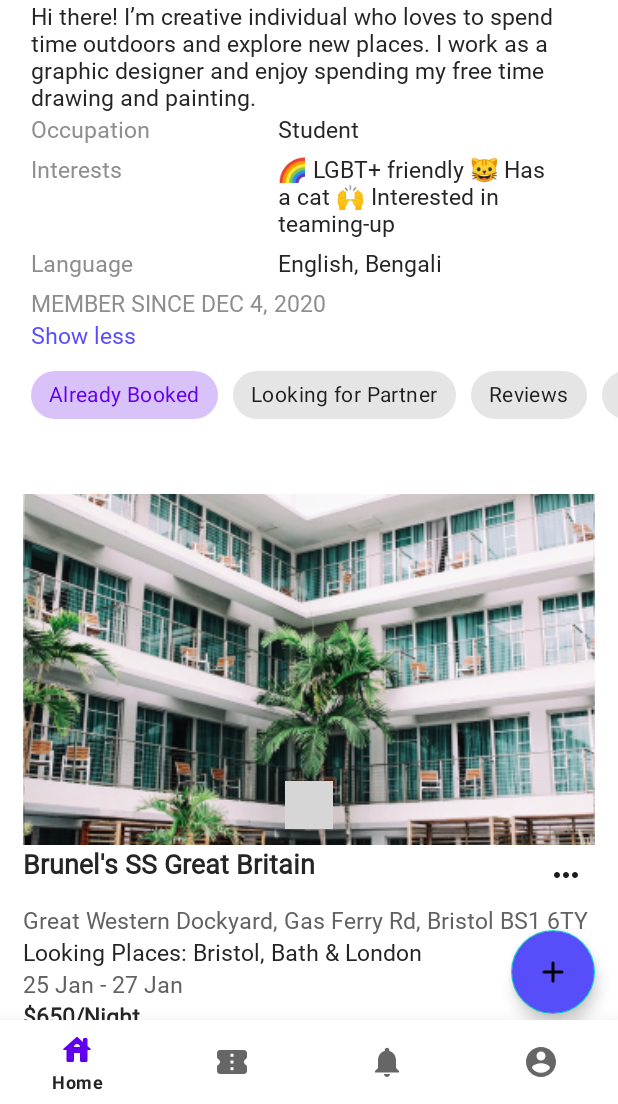
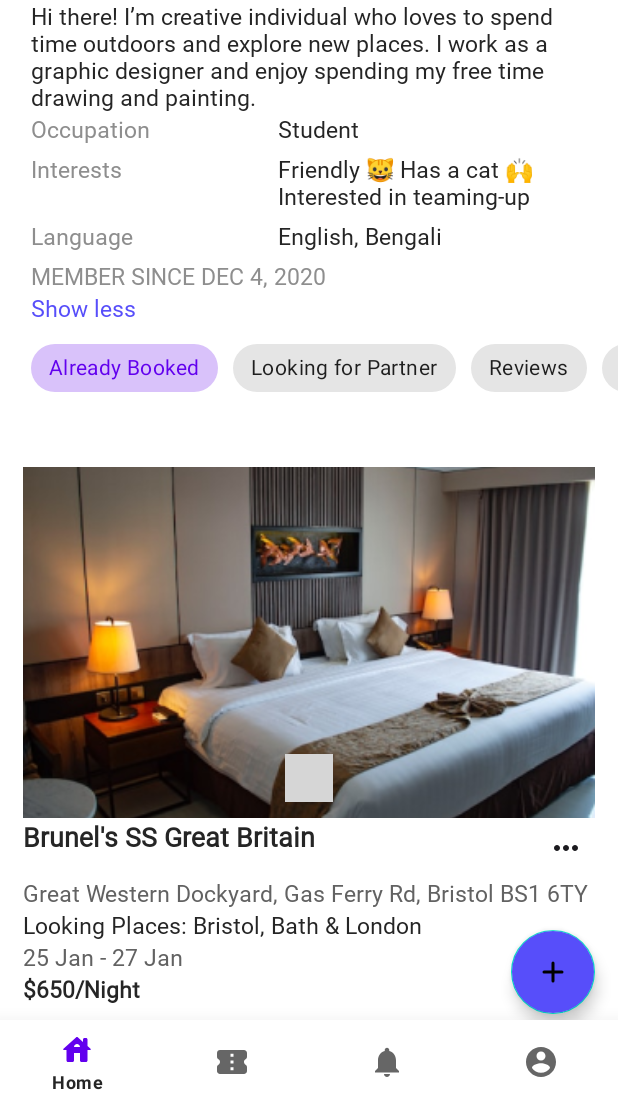
Before and after one commit to abdulhamidrpn/Totel-Hotel, an Android app: the ProfileGuestFragment screen opened through its navigation route, on a phone screen of 412 x 824 dp, the part 132-1236 px from its top. Run offline under Robolectric (Android 15) with nearby library versions, the phone set to English and light mode, and no system bars; our stand-ins replace CircleImageView, data binding, navigation-ui, sdp/ssp sizes; plain views replace DotsIndicator; pictures from the network do not load; 3 statements that could not run were skipped; grey boxes are pictures that could not be loaded.

Commit message:
Updated Screens

```diff
--- a/app/src/main/java/com/rpn/totel/adapters/HomeAdapter.kt
+++ b/app/src/main/java/com/rpn/totel/adapters/HomeAdapter.kt
@@ -75,7 +75,7 @@ class HomeAdapter : RecyclerView.Adapter<HomeAdapter.ViewHolder>() {
         fun init() {
             binding as ItemHomeBinding
             val adapter = ImageAdapter()
-            adapter.updateDataSet(Constants.demoItemList)
+            adapter.updateDataSet(Constants.demoItemList.shuffled())
             adapter.itemClickListener = object : ItemClickListenerSingle<Item> {
                 override fun onItemClick(view: View, position: Int, item: Item) {
 
--- a/app/src/main/java/com/rpn/totel/adapters/secondary/AlreadyBookedAdapter.kt
+++ b/app/src/main/java/com/rpn/totel/adapters/secondary/AlreadyBookedAdapter.kt
@@ -71,7 +71,7 @@ class AlreadyBookedAdapter : RecyclerView.Adapter<AlreadyBookedAdapter.ViewHolde
         fun init() {
             binding as ItemAlreadyBookedBinding
             val adapter = ImageAdapter()
-            adapter.updateDataSet(Constants.demoItemList)
+            adapter.updateDataSet(Constants.demoItemList.shuffled())
             adapter.itemClickListener = object : ItemClickListenerSingle<Item> {
                 override fun onItemClick(view: View, position: Int, item: Item) {
 
--- a/app/src/main/java/com/rpn/totel/adapters/secondary/PartnerAdapter.kt
+++ b/app/src/main/java/com/rpn/totel/adapters/secondary/PartnerAdapter.kt
@@ -71,7 +71,7 @@ class PartnerAdapter : RecyclerView.Adapter<PartnerAdapter.ViewHolder>() {
         fun init() {
             binding as ItemPartnerBinding
             val adapter = ImageAdapter()
-            adapter.updateDataSet(Constants.demoProfileList)
+            adapter.updateDataSet(Constants.demoProfileList.shuffled())
             adapter.itemClickListener = object : ItemClickListenerSingle<Item> {
                 override fun onItemClick(view: View, position: Int, item: Item) {
 
--- a/app/src/main/java/com/rpn/totel/ui/fragment/ProfileGuestFragment.kt
+++ b/app/src/main/java/com/rpn/totel/ui/fragment/ProfileGuestFragment.kt
@@ -77,7 +77,7 @@ class ProfileGuestFragment : BaseFragment() {
                 bottomSheetFragment.show(childFragmentManager, bottomSheetFragment.tag)
             }
         }
-        rvAdapter?.updateDataSet(Constants.demoItemList)
+        rvAdapter?.updateDataSet(Constants.demoItemList.shuffled())
         binding.list.list.apply {
             layoutManager =
                 LinearLayoutManager(requireContext(), LinearLayoutManager.VERTICAL, false)
@@ -128,7 +128,7 @@ class ProfileGuestFragment : BaseFragment() {
                 bottomSheetFragment.show(childFragmentManager, bottomSheetFragment.tag)
             }
         }
-        rvAdapter?.updateDataSet(Constants.demoProfileList)
+        rvAdapter?.updateDataSet(Constants.demoProfileList.shuffled())
         binding.list.list.apply {
             layoutManager =
                 LinearLayoutManager(requireContext(), LinearLayoutManager.VERTICAL, false)
--- a/app/src/main/java/com/rpn/totel/ui/fragment/extra/AddCardFragment.kt
+++ b/app/src/main/java/com/rpn/totel/ui/fragment/extra/AddCardFragment.kt
@@ -72,7 +72,7 @@ class AddCardFragment : BottomSheetDialogFragment() {
 
             }
         }
-        rvAdapter?.updateDataSet(Constants.demoItemList)
+        rvAdapter?.updateDataSet(Constants.demoItemList.shuffled())
         binding.list.list.apply {
             layoutManager =
                 LinearLayoutManager(requireContext(), LinearLayoutManager.VERTICAL, false)
--- a/app/src/main/java/com/rpn/totel/ui/fragment/secondary/DetailsBookedFragment.kt
+++ b/app/src/main/java/com/rpn/totel/ui/fragment/secondary/DetailsBookedFragment.kt
@@ -54,7 +54,7 @@ class DetailsBookedFragment : Fragment() {
     fun init() {
 
         val adapter = ImageAdapter()
-        adapter.updateDataSet(Constants.demoItemList)
+        adapter.updateDataSet(Constants.demoItemList.shuffled())
         adapter.itemClickListener = object : ItemClickListenerSingle<Item> {
             override fun onItemClick(view: View, position: Int, item: Item) {
 
--- a/app/src/main/java/com/rpn/totel/ui/fragment/secondary/booking/BookingPaidDetailsFragment.kt
+++ b/app/src/main/java/com/rpn/totel/ui/fragment/secondary/booking/BookingPaidDetailsFragment.kt
@@ -64,7 +64,7 @@ class BookingPaidDetailsFragment : BaseFragment() {
     fun init() {
 
         val adapter = ImageAdapter()
-        adapter.updateDataSet(Constants.demoItemList)
+        adapter.updateDataSet(Constants.demoItemList.shuffled())
         adapter.itemClickListener = object : ItemClickListenerSingle<Item> {
             override fun onItemClick(view: View, position: Int, item: Item) {
 
--- a/app/src/main/java/com/rpn/totel/ui/fragment/secondary/home/RoomDetailsFragment.kt
+++ b/app/src/main/java/com/rpn/totel/ui/fragment/secondary/home/RoomDetailsFragment.kt
@@ -63,7 +63,7 @@ class RoomDetailsFragment : Fragment() {
 
     fun init() {
 
-        rvAdapterYouMayLike?.updateDataSet(Constants.demoItemList)
+        rvAdapterYouMayLike?.updateDataSet(Constants.demoItemList.shuffled())
         binding.listRoom.list.apply {
             layoutManager =
                 LinearLayoutManager(requireContext(), LinearLayoutManager.VERTICAL, false)
--- a/app/src/main/java/com/rpn/totel/ui/fragment/secondary/home/SelectDestinationFragment.kt
+++ b/app/src/main/java/com/rpn/totel/ui/fragment/secondary/home/SelectDestinationFragment.kt
@@ -65,13 +65,13 @@ class SelectDestinationFragment : Fragment() {
 
     fun init() {
 
-        rvAdapterPopularDestination?.updateDataSet(Constants.demoItemList)
+        rvAdapterPopularDestination?.updateDataSet(Constants.demoItemList.shuffled())
         binding.listPopularDestinations.list.apply {
             layoutManager = LinearLayoutManager(requireContext(), LinearLayoutManager.HORIZONTAL, false)
             adapter = rvAdapterPopularDestination
         }
 
-        rvAdapterYouMayLike?.updateDataSet(Constants.demoItemList)
+        rvAdapterYouMayLike?.updateDataSet(Constants.demoItemList.shuffled())
         binding.listYouMayLike.list.apply {
             layoutManager = LinearLayoutManager(requireContext(), LinearLayoutManager.VERTICAL, false)
             adapter = rvAdapterYouMayLike
--- a/app/src/main/java/com/rpn/totel/ui/fragment/secondary/looking_for_partner/LookingForPartnerUploadImageFragment.kt
+++ b/app/src/main/java/com/rpn/totel/ui/fragment/secondary/looking_for_partner/LookingForPartnerUploadImageFragment.kt
@@ -60,7 +60,7 @@ class LookingForPartnerUploadImageFragment : BaseFragment() {
 
     fun init() {
 
-        rvAdapter?.updateDataSet(Constants.demoItemList)
+        rvAdapter?.updateDataSet(Constants.demoItemList.shuffled())
         binding.list.list.apply {
             layoutManager =
                 LinearLayoutManager(requireContext(), LinearLayoutManager.VERTICAL, false)
--- a/app/src/main/res/layout/item_thumbnail.xml
+++ b/app/src/main/res/layout/item_thumbnail.xml
@@ -15,7 +15,7 @@
             android:layout_height="match_parent">
 
             <ImageView
-                android:id="@+id/tv_thumbnail"
+                android:id="@+id/iv_thumbnail"
                 android:layout_width="match_parent"
                 android:layout_height="match_parent"
                 android:adjustViewBounds="true"
--- a/app/src/main/res/layout/item_thumbnail_small.xml
+++ b/app/src/main/res/layout/item_thumbnail_small.xml
@@ -15,6 +15,7 @@
             android:layout_height="match_parent">
 
             <ImageView
+                android:id="@+id/iv_thumbnail"
                 android:layout_width="match_parent"
                 android:layout_height="match_parent"
                 android:adjustViewBounds="true"
@@ -23,6 +24,7 @@
 
 
             <TextView
+                android:id="@+id/tv_title"
                 style="@style/subTitleText"
                 android:layout_alignParentBottom="true"
                 android:layout_margin="@dimen/_12sdp"
--- a/app/src/main/res/values-night/themes.xml
+++ b/app/src/main/res/values-night/themes.xml
@@ -21,7 +21,7 @@
 
         <item name="android:windowActivityTransitions">true</item>
         <item name="windowActionModeOverlay">true</item>
-        <item name="android:windowLightStatusBar">true</item>
+        <item name="android:windowLightStatusBar">false</item>
         <item name="android:windowDrawsSystemBarBackgrounds">true</item>
     </style>
 </resources>
--- a/app/src/main/res/values/strings.xml
+++ b/app/src/main/res/values/strings.xml
@@ -8,7 +8,7 @@
     <string name="demo_long_text_1">Why don’t you claim a fees by cleaning the room @stella_jue</string>
     <string name="demo_long_text_2">“Living with Stella Williams has been awesome! She’s a respectful and considerate roommate who keeps home clean and organised.“</string>
     <string name="demo_address">Twentynine Palms, California\n11551 Fifth Street, CA, United States</string>
-    <string name="demo_text_interests">🌈 LGBT+ friendly 🐱 Has a cat 🙌 Interested in teaming-up</string>
+    <string name="demo_text_interests">Friendly 🐱 Has a cat 🙌 Interested in teaming-up</string>
     <string name="male_female"><![CDATA[Male & Female]]></string>
     <string name="pets_no_pets"><![CDATA[Pets & No pets]]></string>
     <string name="save">Save</string>
--- a/app/src/main/res/values/themes.xml
+++ b/app/src/main/res/values/themes.xml
@@ -23,7 +23,7 @@
         <!-- enable window content transitions -->
         <item name="android:windowActivityTransitions">true</item>
         <item name="windowActionModeOverlay">true</item>
-        <item name="android:windowLightStatusBar">false</item>
+        <item name="android:windowLightStatusBar">true</item>
         <item name="android:windowDrawsSystemBarBackgrounds">true</item>
     </style>
 </resources>
--- a/build.gradle.kts
+++ b/build.gradle.kts
@@ -1,6 +1,6 @@
 // Top-level build file where you can add configuration options common to all sub-projects/modules.
 plugins {
-    id("com.android.application") version "8.1.0" apply false
+    id("com.android.application") version "8.2.2" apply false
     id("org.jetbrains.kotlin.android") version "1.8.0" apply false
     id("com.google.android.libraries.mapsplatform.secrets-gradle-plugin") version "2.0.1" apply false
     id("com.google.devtools.ksp") version "1.8.10-1.0.9" apply false
```
Also changed, not shown: app/src/main/java/com/rpn/totel/adapters/secondary/ThumbnailAdapter.kt (+18 -6 lines), app/src/main/res/layout/layout_enable_location.xml (+5 -2 lines).
